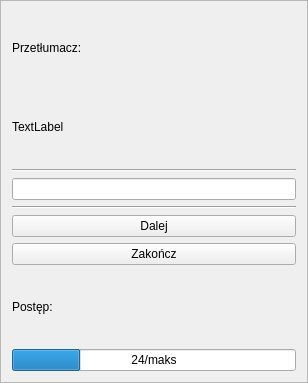
Old version of the form ui/test_translate.ui in the repository BStalewski/lanler.
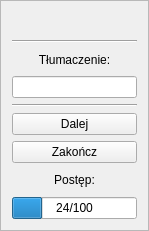
New version of the form.

Commit message: Added class to handle single test question

Diff of the .ui file:
```diff
--- a/ui/test_translate.ui
+++ b/ui/test_translate.ui
@@ -6,8 +6,8 @@
    <rect>
     <x>0</x>
     <y>0</y>
-    <width>308</width>
-    <height>383</height>
+    <width>149</width>
+    <height>231</height>
    </rect>
   </property>
   <property name="windowTitle">
@@ -20,17 +20,13 @@
    <enum>QFrame::Raised</enum>
   </property>
   <layout class="QVBoxLayout" name="verticalLayout">
-   <item>
-    <widget class="QLabel" name="translateLabel">
-     <property name="text">
-      <string>Przetłumacz:</string>
-     </property>
-    </widget>
-   </item>
    <item>
     <widget class="QLabel" name="wordLabel">
      <property name="text">
-      <string>TextLabel</string>
+      <string/>
+     </property>
+     <property name="alignment">
+      <set>Qt::AlignCenter</set>
      </property>
     </widget>
    </item>
@@ -42,7 +38,21 @@
     </widget>
    </item>
    <item>
-    <widget class="QLineEdit" name="translationLineEdit"/>
+    <widget class="QLabel" name="translateLabel">
+     <property name="text">
+      <string>Tłumaczenie:</string>
+     </property>
+     <property name="alignment">
+      <set>Qt::AlignCenter</set>
+     </property>
+    </widget>
+   </item>
+   <item>
+    <widget class="QLineEdit" name="translationLineEdit">
+     <property name="alignment">
+      <set>Qt::AlignCenter</set>
+     </property>
+    </widget>
    </item>
    <item>
     <widget class="Line" name="line">
@@ -70,6 +80,9 @@
      <property name="text">
       <string>Postęp:</string>
      </property>
+     <property name="alignment">
+      <set>Qt::AlignCenter</set>
+     </property>
     </widget>
    </item>
    <item>
@@ -78,7 +91,7 @@
       <number>24</number>
      </property>
      <property name="format">
-      <string>%p/maks</string>
+      <string>%v/%m</string>
      </property>
     </widget>
    </item>
```
Left out of the diff: 2 changed lines with no effect on the pictures. The commit also changes 17 other files.
